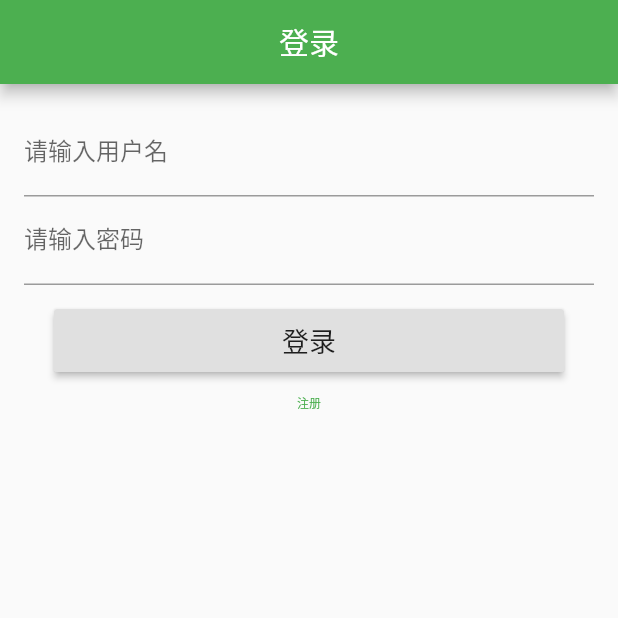
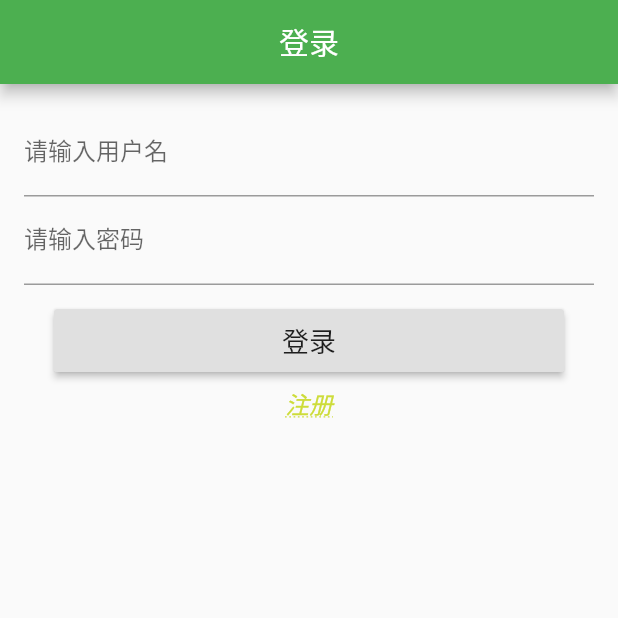
Before and after one commit to krilie/lico_app, a Flutter app: the screen it shows after launch, on a phone screen of 412 x 824 dp, the top half of it. Run offline on Flutter 3.47's test engine with Material 2 defaults, Android fonts, the phone set to English and light mode, and no system bars; drawn by our look-alikes of oktoast; our stand-ins replace dio, shared_preferences; generated files the repository leaves out were written again.

Commit message:
注册下划线

```diff
--- a/lib/user/user_login.dart
+++ b/lib/user/user_login.dart
@@ -34,9 +34,7 @@ class _UserLoginScreen extends State<UserLoginScreen> {
                     TextFormField(
                       decoration: InputDecoration(labelText: "请输入密码"),
                       obscureText: true,
-                      validator: (value) {
-
-                      },
+                      validator: (value) {},
                       onSaved: (value) {
                         password = value;
                       },
@@ -68,18 +66,26 @@ class _UserLoginScreen extends State<UserLoginScreen> {
             SizedBox(
               width: 340,
               height: 42,
-              child: FlatButton(
-                onPressed: () {
+              child: GestureDetector(
+                  onTap: () {
                     Navigator.of(context)
                         .push(MaterialPageRoute(builder: (context) {
                       return UserRegisterScreen();
                     }));
                   },
+                  child: Center(
                     child: Text(
                       '注册',
-                  style: TextStyle(fontSize: 8.0,color: Colors.green,textBaseline: TextBaseline.alphabetic ),
+                      style: TextStyle(
+                          fontSize: 16.0,
+                          color: Colors.lime,
+                          fontStyle: FontStyle.italic,
+                          textBaseline: TextBaseline.alphabetic,
+                          decoration:TextDecoration.underline,
+                          decorationStyle: TextDecorationStyle.dotted
                       ),
                     ),
+                  )),
             ),
           ],
         ));
```
Lines whose indentation alone changed are shown as unchanged.
